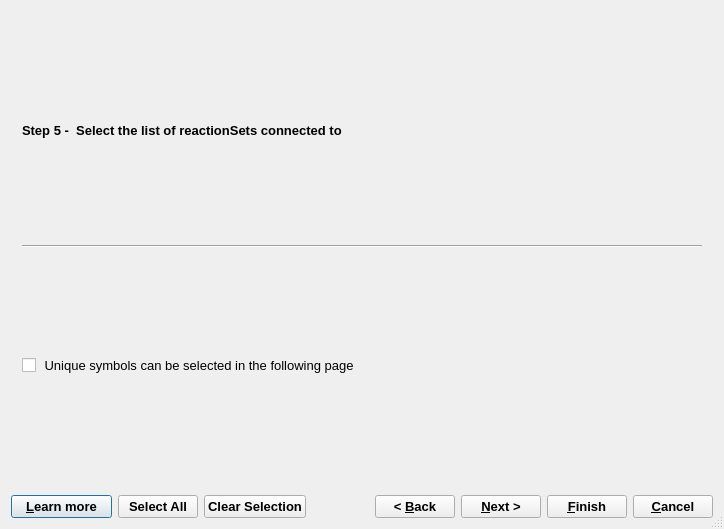
First picture: the form in DemoGUI/src/SelectThermoDataDialog.ui, repository thermohub/thermofun, before the edit.
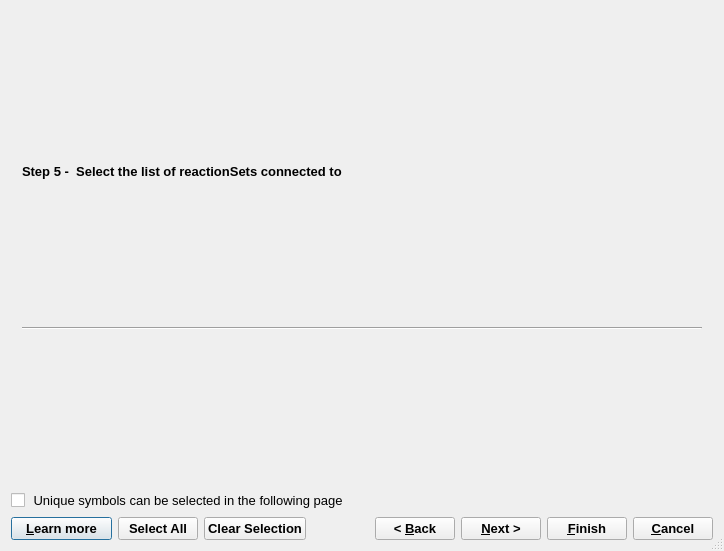
Second picture: the form after the edit.

Commit message: ThermoSelect Dialog mode B ready to test

The edit to the form file:
```diff
--- a/DemoGUI/src/SelectThermoDataDialog.ui
+++ b/DemoGUI/src/SelectThermoDataDialog.ui
@@ -10,7 +10,7 @@
     <x>0</x>
     <y>0</y>
     <width>724</width>
-    <height>529</height>
+    <height>551</height>
    </rect>
   </property>
   <property name="sizePolicy">
@@ -217,17 +217,20 @@
          </property>
         </widget>
        </item>
-       <item>
-        <widget class="QCheckBox" name="checkUnique_5">
-         <property name="text">
-          <string> Unique symbols can be selected in the following page</string>
-         </property>
-        </widget>
-       </item>
       </layout>
      </widget>
     </widget>
    </item>
+   <item>
+    <widget class="QCheckBox" name="checkUnique">
+     <property name="text">
+      <string> Unique symbols can be selected in the following page</string>
+     </property>
+     <property name="checked">
+      <bool>false</bool>
+     </property>
+    </widget>
+   </item>
    <item>
     <layout class="QHBoxLayout">
      <item>
```
Left out of the diff: 21 changed lines with no effect on the pictures. The commit also changes 14 other files.
